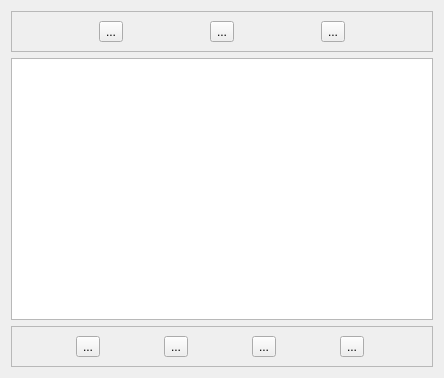
ic005k/Knot, file src/Notes/NotesList.ui: the form before one commit.
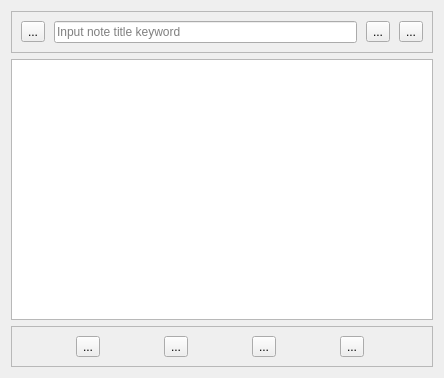
The form after the commit. Icons and pictures are not drawn.

The edit to the form file:
```diff
--- a/src/Notes/NotesList.ui
+++ b/src/Notes/NotesList.ui
@@ -52,6 +52,13 @@
         </property>
        </widget>
       </item>
+      <item>
+       <widget class="QLineEdit" name="editKeyWord">
+        <property name="placeholderText">
+         <string>Input note title keyword</string>
+        </property>
+       </widget>
+      </item>
       <item>
        <widget class="QToolButton" name="btnNoteMenu">
         <property name="text">
@@ -90,7 +97,7 @@
     </widget>
    </item>
    <item>
-    <widget class="QListWidget" name="listNotes"/>
+    <widget class="QListView" name="listNotes"/>
    </item>
    <item>
     <widget class="QFrame" name="frame1">
```
